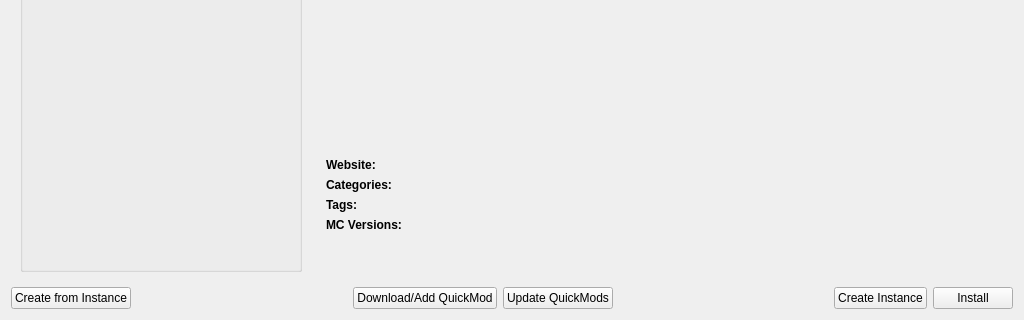
Qt form gui/pages/QuickModBrowsePage.ui (MultiMC/Launcher) before a commit; both pictures show x 0 to 1024 and y 280 to 600 of the 1024 by 600 pixel window.
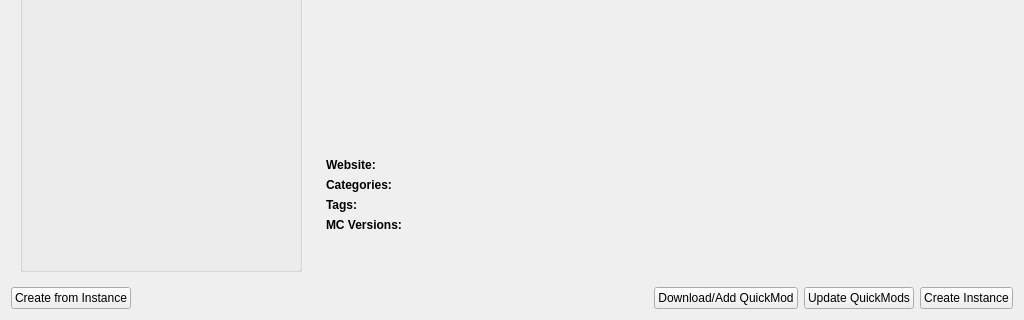
The same form after that commit.

Commit message: Nuke the 'Install' button

What changed in the file:
```diff
--- a/gui/pages/QuickModBrowsePage.ui
+++ b/gui/pages/QuickModBrowsePage.ui
@@ -362,19 +362,6 @@
        </property>
       </widget>
      </item>
-     <item>
-      <spacer name="horizontalSpacer_2">
-       <property name="orientation">
-        <enum>Qt::Horizontal</enum>
-       </property>
-       <property name="sizeHint" stdset="0">
-        <size>
-         <width>40</width>
-         <height>20</height>
-        </size>
-       </property>
-      </spacer>
-     </item>
      <item>
       <widget class="QPushButton" name="createInstanceButton">
        <property name="text">
@@ -382,13 +369,6 @@
        </property>
       </widget>
      </item>
-     <item>
-      <widget class="QPushButton" name="installButton">
-       <property name="text">
-        <string>Install</string>
-       </property>
-      </widget>
-     </item>
     </layout>
    </item>
   </layout>
```
Left out of the diff: 1 changed line with no effect on the pictures. The commit also changes 4 other files.
